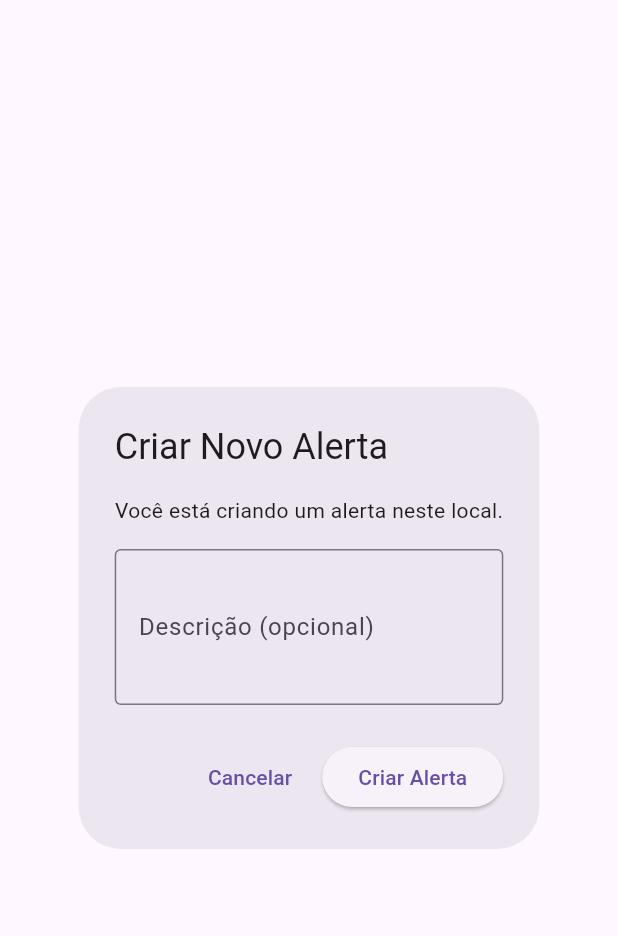
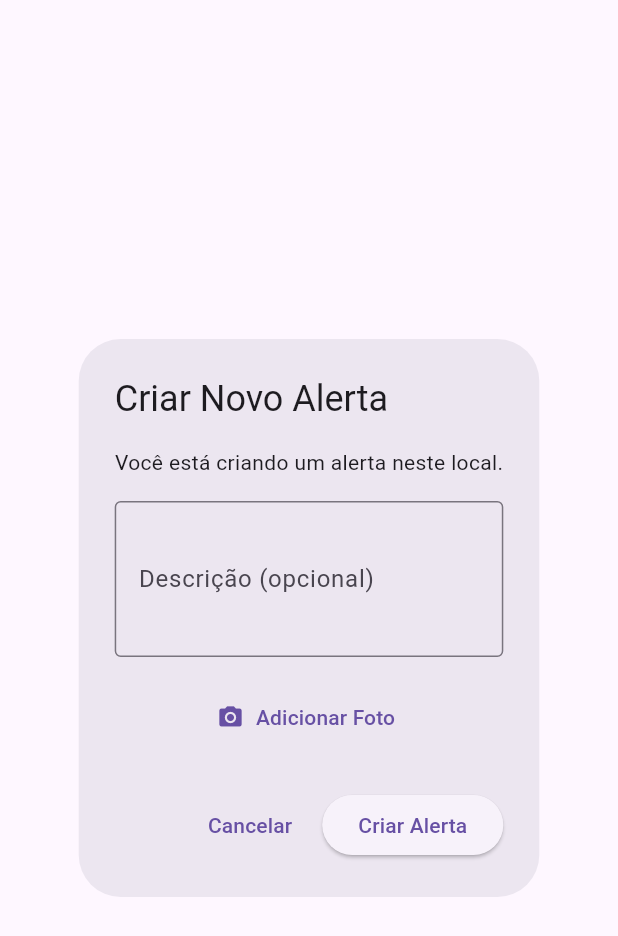
Before and after one commit to HerickSales/buraco_publico, a Flutter app: the CreateAlertDialog widget shown alone on an empty page, opened directly with empty values, on a phone screen of 412 x 824 dp. Shown: the top 936 px of the screen. Run offline on Flutter 3.47's test engine with Material 3 defaults, Android fonts, the phone set to English and light mode, and no system bars; our stand-ins replace cloud_firestore, firebase_core, flutter_map, image_picker, latlong2, shared_preferences and 1 more; accounts and stored records are empty.

Commit message:
feat: fotos  modal com fotos

```diff
--- a/lib/components/alert/AlertManager.dart
+++ b/lib/components/alert/AlertManager.dart
@@ -83,6 +83,7 @@ class AlertManager extends ChangeNotifier {
   Future<Map<String, dynamic>> createAlert({
     required LatLng coordinates,
     String? description,
+    String? imageUrl,
   }) async {
     try {
       _isLoading = true;
@@ -92,6 +93,7 @@ class AlertManager extends ChangeNotifier {
         coordinates: coordinates,
         userId: userId,
         description: description,
+        imageUrl: imageUrl,
       );
 
       if (result['status'] == 201) {
--- a/lib/components/alert/CreateAlertDialog.dart
+++ b/lib/components/alert/CreateAlertDialog.dart
@@ -1,9 +1,11 @@
+import 'dart:io';
 import 'package:flutter/material.dart';
+import 'package:image_picker/image_picker.dart';
 import 'package:latlong2/latlong.dart';
 
-class CreateAlertDialog extends StatelessWidget {
+class CreateAlertDialog extends StatefulWidget {
   final LatLng point;
-  final Function(LatLng, String?) onCreateAlert;
+  final Function(LatLng, String?, File?) onCreateAlert;
 
   const CreateAlertDialog({
     Key? key,
@@ -12,25 +14,60 @@ class CreateAlertDialog extends StatelessWidget {
   }) : super(key: key);
 
   @override
+  _CreateAlertDialogState createState() => _CreateAlertDialogState();
+}
+
+class _CreateAlertDialogState extends State<CreateAlertDialog> {
+  final _descricaoController = TextEditingController();
+  File? _imageFile;
+
+  Future<void> _pickImage() async {
+    final picker = ImagePicker();
+    final pickedFile = await picker.pickImage(source: ImageSource.gallery);
+
+    if (pickedFile != null) {
+      setState(() {
+        _imageFile = File(pickedFile.path);
+      });
+    }
+  }
+
+  @override
   Widget build(BuildContext context) {
-    final descricaoController = TextEditingController();
-
     return AlertDialog(
       title: const Text('Criar Novo Alerta'),
-      content: Column(
+      content: SingleChildScrollView(
+        child: Column(
           mainAxisSize: MainAxisSize.min,
           children: [
             const Text('Você está criando um alerta neste local.'),
             const SizedBox(height: 16),
             TextField(
-            controller: descricaoController,
+              controller: _descricaoController,
               decoration: const InputDecoration(
                 labelText: 'Descrição (opcional)',
                 border: OutlineInputBorder(),
               ),
               maxLines: 3,
             ),
+            const SizedBox(height: 16),
+            _imageFile == null
+                ? TextButton.icon(
+                    onPressed: _pickImage,
+                    icon: const Icon(Icons.camera_alt),
+                    label: const Text('Adicionar Foto'),
+                  )
+                : GestureDetector(
+                    onTap: _pickImage,
+                    child: Image.file(
+                      _imageFile!,
+                      height: 100,
+                      width: 100,
+                      fit: BoxFit.cover,
+                    ),
+                  ),
           ],
+        ),
       ),
       actions: [
         TextButton(
@@ -39,7 +76,7 @@ class CreateAlertDialog extends StatelessWidget {
         ),
         ElevatedButton(
           onPressed: () {
-            onCreateAlert(point, descricaoController.text);
+            widget.onCreateAlert(widget.point, _descricaoController.text, _imageFile);
             Navigator.pop(context);
           },
           child: const Text('Criar Alerta'),
--- a/lib/main.dart
+++ b/lib/main.dart
@@ -1,5 +1,6 @@
 import 'package:flutter/material.dart';
 import 'package:firebase_core/firebase_core.dart';
+import 'package:supabase_flutter/supabase_flutter.dart';
 import 'firebase_options.dart';
 import 'package:buraco/screens/Login.dart';
 
@@ -8,6 +9,11 @@ void main() async {
 
   await Firebase.initializeApp(
     options: DefaultFirebaseOptions.currentPlatform,
+  );
+
+  await Supabase.initialize(
+    url: 'https://dprpskfdigdgnvgrnugv.supabase.co',
+    anonKey: 'eyJhbGciOiJIUzI1NiIsInR5cCI6IkpXVCJ9.eyJpc3MiOiJzdXBhYmFzZSIsInJlZiI6ImRwcnBza2ZkaWdkZ252Z3JudWd2Iiwicm9sZSI6ImFub24iLCJpYXQiOjE3NTQ0Mjg3NDMsImV4cCI6MjA3MDAwNDc0M30.pHUJyAYV6UEmyQfCZesQiaA4x70di4J1c2SHQ3wW8tc',
   );
 
   runApp(const MyApp());
--- a/lib/services/AlertService.dart
+++ b/lib/services/AlertService.dart
@@ -11,6 +11,7 @@ class AlertService {
     required LatLng coordinates,
     required String userId,
     String? description,
+    String? imageUrl,
   }) async {
     try {
       // Criando um novo alerta com os valores padrão para ups e downs
@@ -21,6 +22,7 @@ class AlertService {
             'longitude': coordinates.longitude,
             'userId': userId,
             'description': description ?? '',
+            'imageUrl': imageUrl,
             'ups': 0,
             'downs': 0,
             'createdAt': FieldValue.serverTimestamp(),
@@ -36,6 +38,7 @@ class AlertService {
           'longitude': coordinates.longitude,
           'userId': userId,
           'description': description ?? '',
+          'imageUrl': imageUrl,
           'ups': 0,
           'downs': 0,
         },
--- a/pubspec.yaml
+++ b/pubspec.yaml
@@ -38,6 +38,8 @@ dependencies:
   # Use with the CupertinoIcons class for iOS style icons.
   cupertino_icons: ^1.0.8
   shared_preferences: ^2.5.3
+  supabase_flutter: ^2.10.0
+  image_picker: ^1.2.0
 
 dev_dependencies:
   flutter_test:
```
Also changed, not shown: lib/components/alert/AlertDetailsDialog.dart (+23 -3 lines), lib/screens/map/MapScreen.dart (+26 -2 lines), pubspec.lock, 6 other files. Lines whose indentation alone changed are shown as unchanged.
